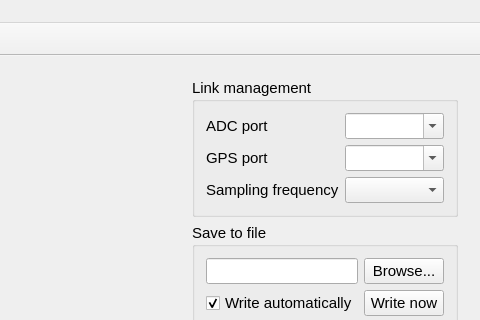
NIA/seismoreg, file mainwindow.ui: the form before one commit; both pictures show x 520 to 1000 and y 0 to 320 of the 1000 by 622 pixel window.
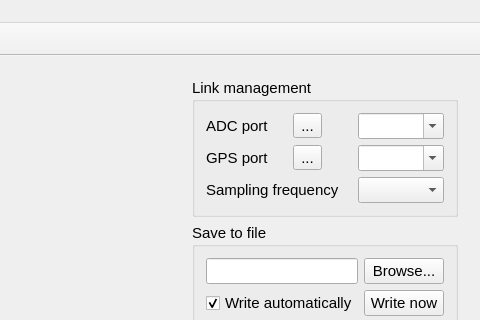
The form after the commit. Icons and pictures are not drawn. Custom widgets are drawn as their Qt base class.

Commit message:
Added port settings buttons
And implemented passing PortSettings to SerialProtocol constructor

The edit to the form file:
```diff
--- a/mainwindow.ui
+++ b/mainwindow.ui
@@ -133,7 +133,45 @@
             <string>Link management</string>
            </property>
            <layout class="QGridLayout" name="gridLayout">
-            <item row="1" column="1">
+            <item row="3" column="0">
+             <widget class="QLabel" name="label_6">
+              <property name="text">
+               <string>GPS port</string>
+              </property>
+             </widget>
+            </item>
+            <item row="6" column="3">
+             <widget class="QComboBox" name="samplingFreq"/>
+            </item>
+            <item row="1" column="3">
+             <widget class="QComboBox" name="portChooser">
+              <property name="editable">
+               <bool>true</bool>
+              </property>
+             </widget>
+            </item>
+            <item row="3" column="3">
+             <widget class="QComboBox" name="portChooserGPS">
+              <property name="editable">
+               <bool>true</bool>
+              </property>
+             </widget>
+            </item>
+            <item row="6" column="0" colspan="3">
+             <widget class="QLabel" name="label_7">
+              <property name="text">
+               <string>Sampling frequency</string>
+              </property>
+             </widget>
+            </item>
+            <item row="1" column="0">
+             <widget class="QLabel" name="label_5">
+              <property name="text">
+               <string>ADC port</string>
+              </property>
+             </widget>
+            </item>
+            <item row="1" column="2">
              <widget class="QLed" name="ledADC" native="true">
               <property name="sizePolicy">
                <sizepolicy hsizetype="Fixed" vsizetype="Fixed">
@@ -155,57 +193,33 @@
               </property>
              </widget>
             </item>
-            <item row="3" column="1">
-             <widget class="QLed" name="ledGPS" native="true">
-              <property name="minimumSize">
-               <size>
-                <width>24</width>
-                <height>24</height>
-               </size>
-              </property>
-              <property name="maximumSize">
-               <size>
-                <width>24</width>
-                <height>24</height>
-               </size>
-              </property>
-             </widget>
-            </item>
-            <item row="5" column="2">
-             <widget class="QComboBox" name="samplingFreq"/>
-            </item>
-            <item row="1" column="2">
-             <widget class="QComboBox" name="portChooser">
-              <property name="editable">
-               <bool>true</bool>
-              </property>
-             </widget>
-            </item>
             <item row="3" column="2">
-             <widget class="QComboBox" name="portChooserGPS">
-              <property name="editable">
-               <bool>true</bool>
+             <widget class="QLed" name="ledGPS" native="true">
+              <property name="minimumSize">
+               <size>
+                <width>24</width>
+                <height>24</height>
+               </size>
               </property>
-             </widget>
-            </item>
-            <item row="3" column="0">
-             <widget class="QLabel" name="label_6">
-              <property name="text">
-               <string>GPS port</string>
+              <property name="maximumSize">
+               <size>
+                <width>24</width>
+                <height>24</height>
+               </size>
               </property>
              </widget>
             </item>
-            <item row="1" column="0">
-             <widget class="QLabel" name="label_5">
+            <item row="1" column="1">
+             <widget class="QToolButton" name="portSettingsADC">
               <property name="text">
-               <string>ADC port</string>
+               <string>...</string>
               </property>
              </widget>
             </item>
-            <item row="5" column="0" colspan="2">
-             <widget class="QLabel" name="label_7">
+            <item row="3" column="1">
+             <widget class="QToolButton" name="portSettingsGPS">
               <property name="text">
-               <string>Sampling frequency</string>
+               <string>...</string>
               </property>
              </widget>
             </item>
```
Left out of the diff: 8 changed lines with no effect on the pictures. The commit also changes 6 other files.
